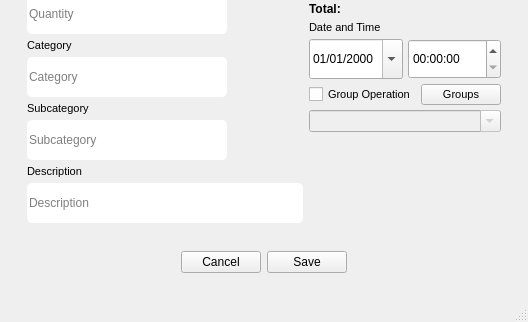
Before: the Qt Designer form billeUI/uis/operation_incomeexpense_screen.ui in Igna11/Billetera2.0, drawn with Qt 5; both pictures show x 0 to 528 and y 243 to 565 of the 528 by 565 pixel window.
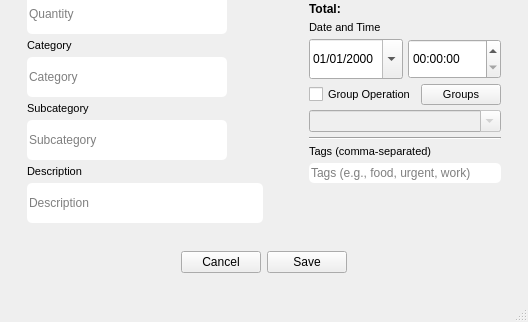
After: the same form once the commit is applied.

Commit message: tag operation implementation

The edit to the form file:
```diff
--- a/billeUI/uis/operation_incomeexpense_screen.ui
+++ b/billeUI/uis/operation_incomeexpense_screen.ui
@@ -42,7 +42,7 @@
        </item>
        <item>
         <widget class="QWidget" name="main_widget" native="true">
-         <layout class="QHBoxLayout" name="horizontalLayout" stretch="2,1">
+         <layout class="QHBoxLayout" name="horizontalLayout" stretch="5,0,1">
           <item>
            <layout class="QVBoxLayout" name="data_verticalLayout">
             <property name="spacing">
@@ -245,7 +245,20 @@
            </layout>
           </item>
           <item>
-           <layout class="QVBoxLayout" name="acc_verticalLayout" stretch="0,0,0,0,0,0,0,0">
+           <spacer name="horizontalSpacer">
+            <property name="orientation">
+             <enum>Qt::Horizontal</enum>
+            </property>
+            <property name="sizeHint" stdset="0">
+             <size>
+              <width>40</width>
+              <height>20</height>
+             </size>
+            </property>
+           </spacer>
+          </item>
+          <item>
+           <layout class="QVBoxLayout" name="acc_verticalLayout" stretch="0,0,0,0,0,0,0,0,0,0,0">
             <property name="spacing">
              <number>5</number>
             </property>
@@ -368,6 +381,57 @@
               </property>
              </widget>
             </item>
+            <item>
+             <widget class="Line" name="line">
+              <property name="orientation">
+               <enum>Qt::Horizontal</enum>
+              </property>
+             </widget>
+            </item>
+            <item>
+             <widget class="QLabel" name="tags_label">
+              <property name="font">
+               <font>
+                <pointsize>8</pointsize>
+               </font>
+              </property>
+              <property name="text">
+               <string>Tags (comma-separated)</string>
+              </property>
+             </widget>
+            </item>
+            <item>
+             <widget class="QLineEdit" name="tags_line">
+              <property name="minimumSize">
+               <size>
+                <width>0</width>
+                <height>20</height>
+               </size>
+              </property>
+              <property name="font">
+               <font>
+                <pointsize>9</pointsize>
+               </font>
+              </property>
+              <property name="toolTip">
+               <string/>
+              </property>
+              <property name="styleSheet">
+               <string notr="true">background-color: rgb(255, 255, 255);
+border-radius:5px;
+                                                            </string>
+              </property>
+              <property name="text">
+               <string/>
+              </property>
+              <property name="frame">
+               <bool>false</bool>
+              </property>
+              <property name="placeholderText">
+               <string>Tags (e.g., food, urgent, work)</string>
+              </property>
+             </widget>
+            </item>
             <item>
              <spacer name="verticalSpacer">
               <property name="orientation">
```
The commit also changes 6 other files.
